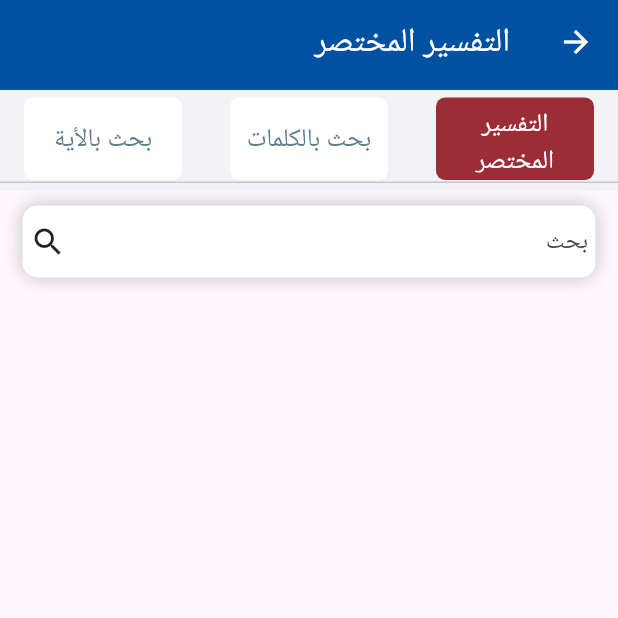
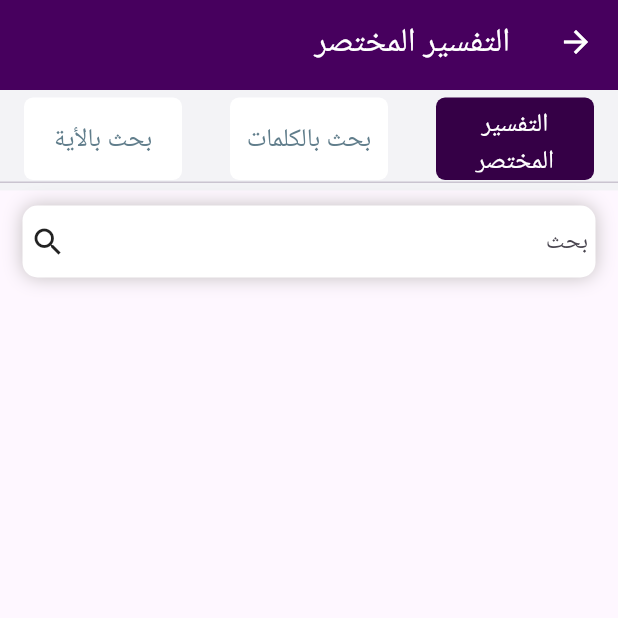
Before and after one commit to EslamKamel89/tafsir, a Flutter app: the NewIntroScreenWidget screen opened directly, after a tap on "التفسير", on a phone screen of 412 x 824 dp, the top half of it. Run offline on Flutter 3.47's test engine with Material 3 defaults, Android fonts, the phone set to English and light mode, and no system bars; our stand-ins replace audioplayers, connectivity_plus, device_info_plus, dio, file_picker, flutter_animate and 14 more; accounts and stored records are empty; network calls fail; Roboto replaces fonts that are missing (Almarai); statements that could not run were skipped.

Commit message:
Bump version to 1.0.7, update build.gradle.kts and pubspec.yaml, modify home screen navigation, and adjust color constants

```diff
--- a/lib/main.dart
+++ b/lib/main.dart
@@ -88,8 +88,8 @@ class _DlalatQuranState extends State<DlalatQuran> {
       translations: CurrentLocales(),
       debugShowCheckedModeBanner: false,
       title: 'دلالات القرآن',
-      // home: const SplashScreen(),
-      home: const IntroScreen(),
+      home: const SplashScreen(),
+      // home: const IntroScreen(),
       getPages: [
         GetPage(name: SelectLanguageScreen.id, page: () => SelectLanguageScreen()),
         GetPage(name: SplashScreen.id, page: () => const SplashScreen()),
--- a/lib/ui/intro_screen.dart
+++ b/lib/ui/intro_screen.dart
@@ -9,7 +9,6 @@ import 'package:tafsir/ui/add_research.dart';
 import 'package:tafsir/ui/articles_screen/articles_screen.dart';
 import 'package:tafsir/ui/competition_screen.dart';
 import 'package:tafsir/ui/home_sura_screen.dart';
-import 'package:tafsir/ui/new_intro_screen.dart';
 import 'package:tafsir/ui/read_full_sura_screen/read_full_sura_screen.dart';
 import 'package:tafsir/ui/setting_screen.dart';
 import 'package:tafsir/ui/tags_screen/tags_screen.dart';
@@ -46,7 +45,7 @@ class _IntroScreenState extends State<IntroScreen> {
     var scHeight = Get.height;
     var scWidth = Get.width;
     // Get.find<ReadFullSurahController>().playFullSura('An-Nas');
-    return const NewIntroScreenWidget();
+    // return const NewIntroScreenWidget();
     return Stack(
       children: [
         SplashBackground(
@@ -277,7 +276,8 @@ class _IntroScreenState extends State<IntroScreen> {
       //   path = 'assets/images/center_view.png';
       //   break;
       default:
-        path = 'assets/images/center_view_en.png';
+        // path = 'assets/images/center_view_en.png';
+        path = 'assets/images/center_view.png';
     }
     return path;
   }
--- a/lib/ui/splash_screen.dart
+++ b/lib/ui/splash_screen.dart
@@ -57,7 +57,9 @@ class SplashScreen extends StatelessWidget {
     // final settingController = Get.find<SettingsController>().setSelectedLocale(0);
     Future.delayed(const Duration(seconds: 3), () {
       Widget nextPage =
-          GetStorage().read(language) != null ? const IntroScreen() : SelectLanguageScreen();
+          GetStorage().read(language) != null || true
+              ? const IntroScreen()
+              : SelectLanguageScreen();
       Get.offAll(nextPage);
     });
   }
--- a/lib/utils/colors.dart
+++ b/lib/utils/colors.dart
@@ -3,10 +3,10 @@ import 'package:flutter/material.dart';
 const Color lightGray = Color(0xffF3F3F6);
 const Color lightGray2 = Color(0xffF2F3F6);
 const Color mediumGray = Color(0xFFC2BEBE);
-// const Color primaryColor = Color(0xff47005E);
-// const Color primaryColor2 = Color(0xff350046);
-const Color primaryColor = Color(0xff0051A1);
-const Color primaryColor2 = Color(0xff9C2C36);
+const Color primaryColor = Color(0xff47005E);
+const Color primaryColor2 = Color(0xff350046);
+// const Color primaryColor = Color(0xff0051A1);
+// const Color primaryColor2 = Color(0xff9C2C36);
 
 const List<Color> colors = [
   Colors.white,
--- a/pubspec.yaml
+++ b/pubspec.yaml
@@ -16,7 +16,7 @@ publish_to: 'none' # Remove this line if you wish to publish to pub.dev
 # https://developer.apple.com/library/archive/documentation/General/Reference/InfoPlistKeyReference/Articles/CoreFoundationKeys.html
 # In Windows, build-name is used as the major, minor, and patch parts
 # of the product and file versions while build-number is used as the build suffix.
-version: 1.0.5+5
+version: 1.0.7+7
 
 environment:
   sdk: ^3.7.0
```
Also changed, not shown: lib/ui/new_intro_screen.dart (+9 -7 lines), lib/ui/setting_screen.dart (+16 -16 lines), 1 other file.
